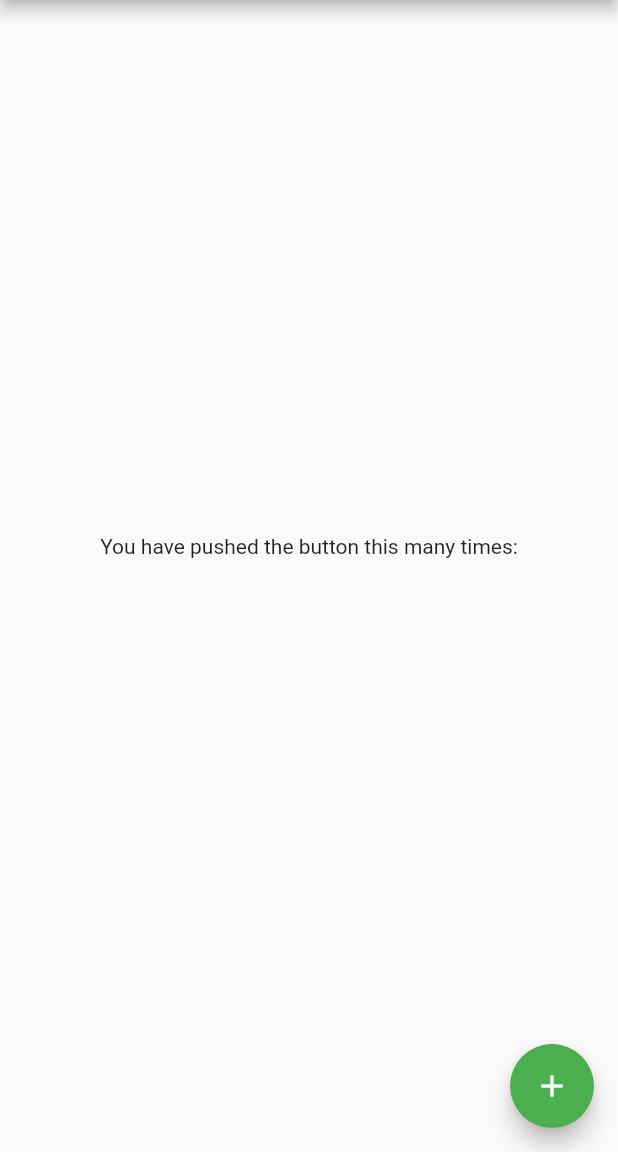
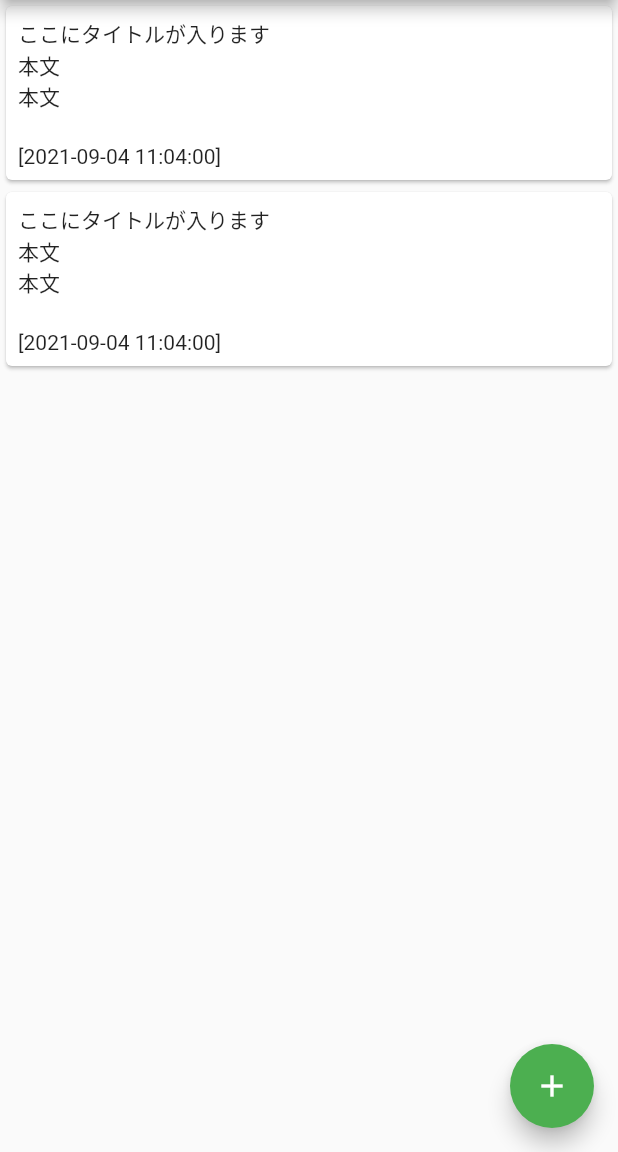
Before and after one commit to HAYASHI-Masayuki/MyHowm, a Flutter app: the screen it shows after launch, on a phone screen of 412 x 824 dp, the part 84-1236 px from its top. Run offline on Flutter 3.47's test engine with Material 2 defaults, Android fonts, the phone set to English and light mode, and no system bars.

Commit message:
それっぽいリスト表示にしてみた

```diff
--- a/lib/main.dart
+++ b/lib/main.dart
@@ -76,35 +76,23 @@ class _MyHomePageState extends State<MyHomePage> {
         // the App.build method, and use it to set our appbar title.
         title: Text(widget.title),
       ),
-      body: Center(
-        // Center is a layout widget. It takes a single child and positions it
-        // in the middle of the parent.
-        child: Column(
-          // Column is also a layout widget. It takes a list of children and
-          // arranges them vertically. By default, it sizes itself to fit its
-          // children horizontally, and tries to be as tall as its parent.
-          //
-          // Invoke "debug painting" (press "p" in the console, choose the
-          // "Toggle Debug Paint" action from the Flutter Inspector in Android
-          // Studio, or the "Toggle Debug Paint" command in Visual Studio Code)
-          // to see the wireframe for each widget.
-          //
-          // Column has various properties to control how it sizes itself and
-          // how it positions its children. Here we use mainAxisAlignment to
-          // center the children vertically; the main axis here is the vertical
-          // axis because Columns are vertical (the cross axis would be
-          // horizontal).
-          mainAxisAlignment: MainAxisAlignment.center,
-          children: <Widget>[
-            Text(
-              'You have pushed the button this many times:',
-            ),
-            Text(
-              '$_entry',
-              style: Theme.of(context).textTheme.headline4,
-            ),
-          ],
-        ),
+      body: ListView.builder(
+        itemBuilder: (BuildContext context, int index) {
+          return Card(
+            child: Padding(
+              padding: const EdgeInsets.all(8.0),
+              child: Column(
+                children: [
+                  Text('ここにタイトルが入ります'),
+                  Text("本文\n本文\n"),
+                  Text('[2021-09-04 11:04:00]')
+                ],
+                crossAxisAlignment: CrossAxisAlignment.start,
+              )
+            )
+          );
+        },
+        itemCount: 2,
       ),
       floatingActionButton: FloatingActionButton(
         onPressed: _createEntry,
```
